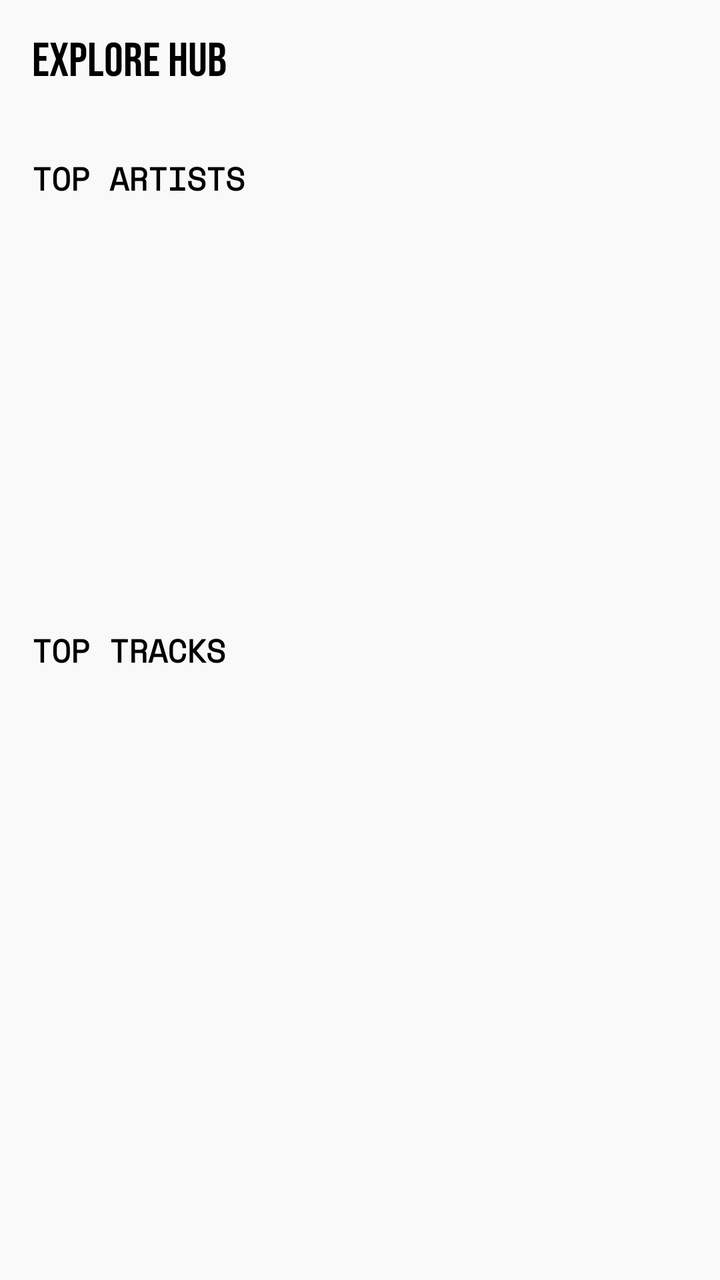
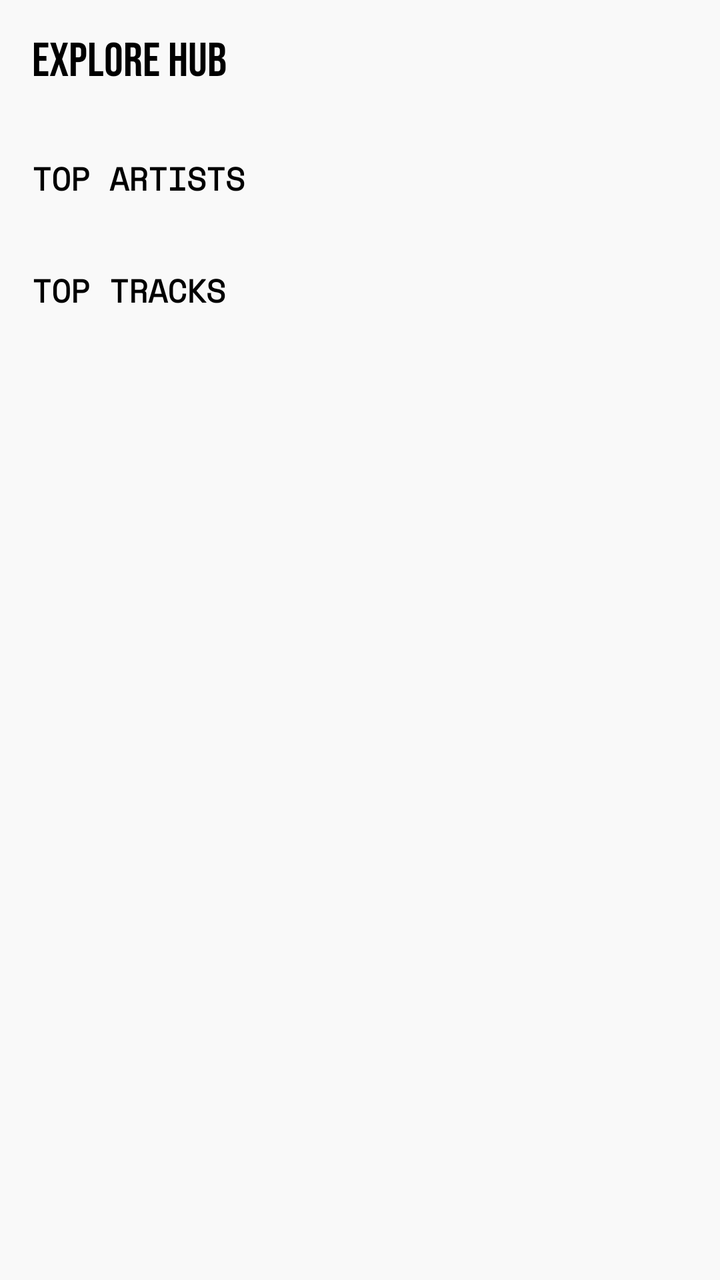

An Android layout rendered at two revisions. The XML below is the earlier revision; the diff shows what the commit changed to produce the second picture.
<!-- AndroidManifest.xml: application theme Theme.Noctune -->
<!-- res/layout/fragment_explore.xml -->
<?xml version="1.0" encoding="utf-8"?>
<LinearLayout
    xmlns:android="http://schemas.android.com/apk/res/android"
    android:layout_width="match_parent"
    android:layout_height="match_parent"
    android:orientation="vertical"
    android:background="@color/bg_main">

    
    <TextView
        android:layout_width="wrap_content"
        android:layout_height="wrap_content"
        android:layout_margin="16dp"
        android:text="EXPLORE HUB"
        android:textColor="@color/text_primary"
        android:textSize="24sp"
        android:fontFamily="@font/bebas_neue"/>

    
    <HorizontalScrollView
        android:layout_width="match_parent"
        android:layout_height="wrap_content"
        android:scrollbars="none"
        android:paddingStart="16dp"
        android:paddingEnd="16dp">

        <LinearLayout
            android:id="@+id/ll_genre_chips"
            android:layout_width="wrap_content"
            android:layout_height="wrap_content"
            android:orientation="horizontal"/>

    </HorizontalScrollView>

    
    <Button
        android:id="@+id/btn_retry_explore"
        android:layout_width="match_parent"
        android:layout_height="wrap_content"
        android:layout_margin="16dp"
        android:text="RETRY"
        android:backgroundTint="@color/brand_yellow"
        android:textColor="@color/text_primary"
        android:fontFamily="@font/space_mono"
        android:visibility="gone"/>

    
    <ScrollView
        android:layout_width="match_parent"
        android:layout_height="match_parent">

        <LinearLayout
            android:layout_width="match_parent"
            android:layout_height="wrap_content"
            android:orientation="vertical"
            android:paddingBottom="16dp">

            
            <TextView
                android:id="@+id/tv_artists_label"
                android:layout_width="wrap_content"
                android:layout_height="wrap_content"
                android:layout_margin="16dp"
                android:text="TOP ARTISTS"
                android:textColor="@color/text"
                android:textSize="16sp"
                android:fontFamily="@font/space_mono"
                android:textStyle="bold"/>

            <androidx.recyclerview.widget.RecyclerView
                android:id="@+id/rv_explore_artists"
                android:layout_width="match_parent"
                android:layout_height="180dp"
                android:orientation="horizontal"
                android:paddingStart="16dp"
                android:clipToPadding="false"/>

            
            <TextView
                android:id="@+id/tv_tracks_label"
                android:layout_width="wrap_content"
                android:layout_height="wrap_content"
                android:layout_margin="16dp"
                android:text="TOP TRACKS"
                android:textColor="@color/text"
                android:textSize="16sp"
                android:fontFamily="@font/space_mono"
                android:textStyle="bold"/>

            <androidx.recyclerview.widget.RecyclerView
                android:id="@+id/rv_explore_tracks"
                android:layout_width="match_parent"
                android:layout_height="wrap_content"
                android:nestedScrollingEnabled="false"
                android:padding="8dp"/>

        </LinearLayout>

    </ScrollView>

</LinearLayout>
<!-- resources referenced by this layout -->
<resources>
  <color name="bg_main">#F9F9F9</color>
  <color name="brand_yellow">#FFD600</color>
  <color name="text">#000000</color>
  <color name="text_primary">#000000</color>
  <style name="Theme.Noctune" parent="Theme.MaterialComponents.Light.NoActionBar">
          <item name="colorPrimary">@color/brand_yellow</item>
          <item name="colorPrimaryVariant">@color/brand_yellow</item>
          <item name="colorOnPrimary">#000000</item>  
          <item name="colorSecondary">@color/brand_red</item>
  
          <item name="android:windowBackground">@color/bg_main</item>
          <item name="android:statusBarColor">@color/brand_yellow</item>
  
          <item name="android:windowLightStatusBar">true</item>
          <item name="android:clipToPadding">false</item>
      </style>
  <color name="brand_red">#E63329</color>
</resources>

<!-- the commit's change to res/layout/fragment_explore.xml (unified diff, before → after) -->
@@ -70,7 +70,7 @@
             <androidx.recyclerview.widget.RecyclerView
                 android:id="@+id/rv_explore_artists"
                 android:layout_width="match_parent"
-                android:layout_height="180dp"
+                android:layout_height="wrap_content"
                 android:orientation="horizontal"
                 android:paddingStart="16dp"
                 android:clipToPadding="false"/>
